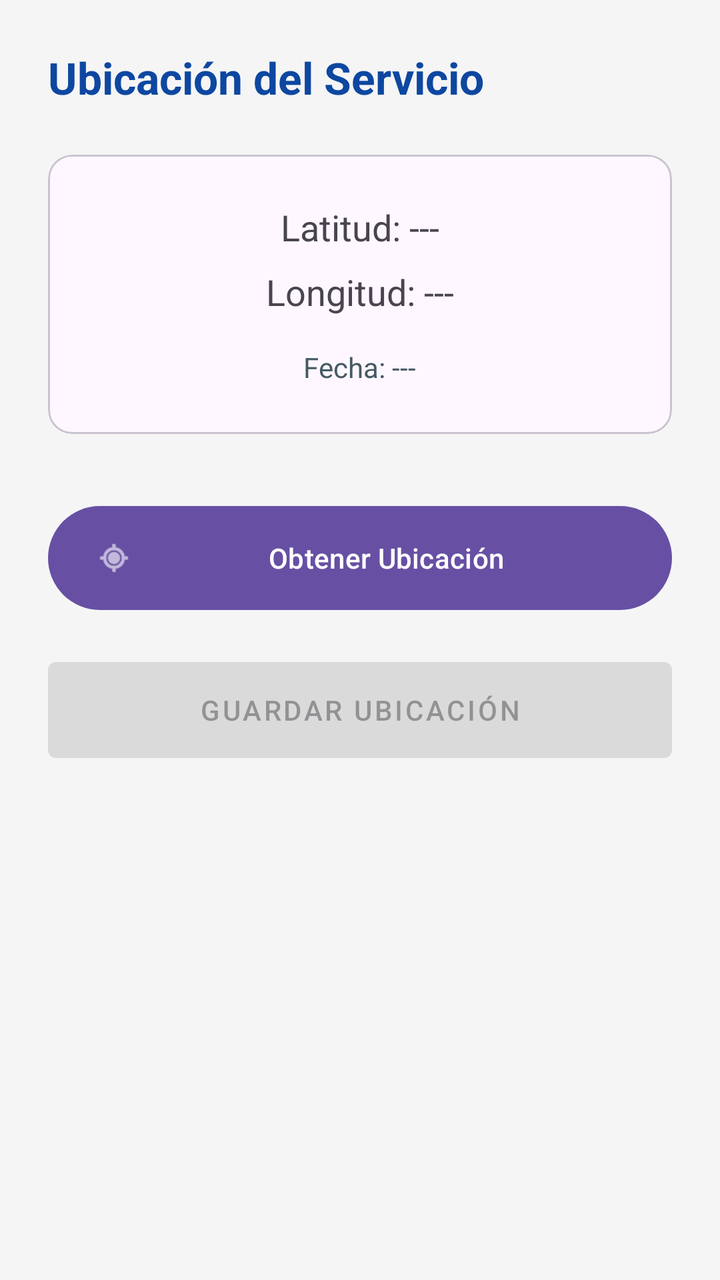
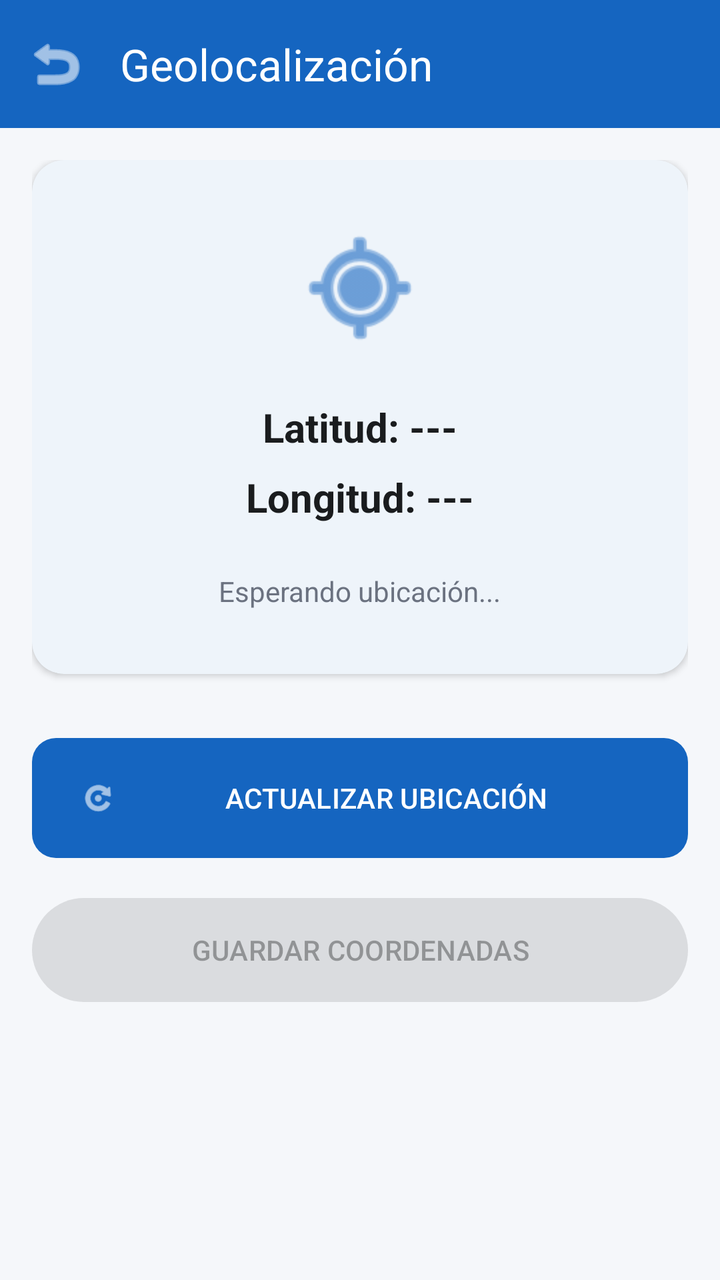

Two renders of the same Android screen: before a commit and after it. Below are the layout's source before the change and the commit's diff.
<!-- AndroidManifest.xml: application theme Theme.ClimaTrack -->
<!-- res/layout/activity_location.xml -->
<?xml version="1.0" encoding="utf-8"?>
<androidx.constraintlayout.widget.ConstraintLayout xmlns:android="http://schemas.android.com/apk/res/android"
    xmlns:app="http://schemas.android.com/apk/res-auto"
    android:layout_width="match_parent"
    android:layout_height="match_parent"
    android:background="@color/background"
    android:padding="24dp">

    <TextView
        android:id="@+id/tvTitle"
        android:layout_width="wrap_content"
        android:layout_height="wrap_content"
        android:text="Ubicación del Servicio"
        android:textColor="@color/primary"
        android:textSize="22sp"
        android:textStyle="bold"
        app:layout_constraintStart_toStartOf="parent"
        app:layout_constraintTop_toTopOf="parent" />

    <com.google.android.material.card.MaterialCardView
        android:id="@+id/cardLocation"
        android:layout_width="match_parent"
        android:layout_height="wrap_content"
        android:layout_marginTop="24dp"
        app:cardCornerRadius="12dp"
        app:layout_constraintTop_toBottomOf="@id/tvTitle">

        <LinearLayout
            android:layout_width="match_parent"
            android:layout_height="wrap_content"
            android:orientation="vertical"
            android:padding="24dp"
            android:gravity="center">

            <TextView
                android:id="@+id/tvLat"
                android:layout_width="wrap_content"
                android:layout_height="wrap_content"
                android:text="Latitud: ---"
                android:textSize="18sp" />

            <TextView
                android:id="@+id/tvLon"
                android:layout_width="wrap_content"
                android:layout_height="wrap_content"
                android:layout_marginTop="8dp"
                android:text="Longitud: ---"
                android:textSize="18sp" />

            <TextView
                android:id="@+id/tvTime"
                android:layout_width="wrap_content"
                android:layout_height="wrap_content"
                android:layout_marginTop="16dp"
                android:text="Fecha: ---"
                android:textColor="@color/secondary" />
        </LinearLayout>
    </com.google.android.material.card.MaterialCardView>

    <com.google.android.material.button.MaterialButton
        android:id="@+id/btnGetLocation"
        android:layout_width="match_parent"
        android:layout_height="60dp"
        android:layout_marginTop="32dp"
        android:text="Obtener Ubicación"
        app:icon="@android:drawable/ic_menu_mylocation"
        app:layout_constraintTop_toBottomOf="@id/cardLocation" />

    <com.google.android.material.button.MaterialButton
        android:id="@+id/btnSaveLocation"
        style="@style/Widget.MaterialComponents.Button.UnelevatedButton"
        android:layout_width="match_parent"
        android:layout_height="60dp"
        android:layout_marginTop="16dp"
        android:text="Guardar Ubicación"
        android:enabled="false"
        app:layout_constraintTop_toBottomOf="@id/btnGetLocation" />

</androidx.constraintlayout.widget.ConstraintLayout>
<!-- resources referenced by this layout -->
<resources>
  <color name="background">#F5F5F5</color>
  <color name="primary">#0D47A1</color>
  <color name="secondary">#455A64</color>
  <style name="Theme.ClimaTrack" parent="Base.Theme.ClimaTrack" />
  <style name="Base.Theme.ClimaTrack" parent="Theme.Material3.DayNight.NoActionBar">
          
          
      </style>
</resources>

<!-- the commit's change to res/layout/activity_location.xml (unified diff, before → after) -->
@@ -1,79 +1,99 @@
 <?xml version="1.0" encoding="utf-8"?>
-<androidx.constraintlayout.widget.ConstraintLayout xmlns:android="http://schemas.android.com/apk/res/android"
+<androidx.coordinatorlayout.widget.CoordinatorLayout xmlns:android="http://schemas.android.com/apk/res/android"
     xmlns:app="http://schemas.android.com/apk/res-auto"
     android:layout_width="match_parent"
     android:layout_height="match_parent"
-    android:background="@color/background"
-    android:padding="24dp">
+    android:background="@color/md_theme_light_background">
 
-    <TextView
-        android:id="@+id/tvTitle"
-        android:layout_width="wrap_content"
-        android:layout_height="wrap_content"
-        android:text="Ubicación del Servicio"
-        android:textColor="@color/primary"
-        android:textSize="22sp"
-        android:textStyle="bold"
-        app:layout_constraintStart_toStartOf="parent"
-        app:layout_constraintTop_toTopOf="parent" />
-
-    <com.google.android.material.card.MaterialCardView
-        android:id="@+id/cardLocation"
+    <com.google.android.material.appbar.AppBarLayout
         android:layout_width="match_parent"
         android:layout_height="wrap_content"
-        android:layout_marginTop="24dp"
-        app:cardCornerRadius="12dp"
-        app:layout_constraintTop_toBottomOf="@id/tvTitle">
+        android:background="@color/md_theme_light_primary">
 
-        <LinearLayout
+        <com.google.android.material.appbar.MaterialToolbar
+            android:id="@+id/toolbar"
+            android:layout_width="match_parent"
+            android:layout_height="?attr/actionBarSize"
+            app:title="Geolocalización"
+            app:titleTextColor="@color/white"
+            app:navigationIcon="@android:drawable/ic_menu_revert"
+            app:navigationIconTint="@color/white" />
+
+    </com.google.android.material.appbar.AppBarLayout>
+
+    <LinearLayout
+        android:layout_width="match_parent"
+        android:layout_height="match_parent"
+        android:orientation="vertical"
+        android:padding="16dp"
+        app:layout_behavior="@string/appbar_scrolling_view_behavior">
+
+        <com.google.android.material.card.MaterialCardView
             android:layout_width="match_parent"
             android:layout_height="wrap_content"
-            android:orientation="vertical"
-            android:padding="24dp"
-            android:gravity="center">
+            app:cardBackgroundColor="@color/white">
 
-            <TextView
-                android:id="@+id/tvLat"
-                android:layout_width="wrap_content"
+            <LinearLayout
+                android:layout_width="match_parent"
                 android:layout_height="wrap_content"
-                android:text="Latitud: ---"
-                android:textSize="18sp" />
+                android:gravity="center"
+                android:orientation="vertical"
+                android:padding="32dp">
 
-            <TextView
-                android:id="@+id/tvLon"
-                android:layout_width="wrap_content"
-                android:layout_height="wrap_content"
-                android:layout_marginTop="8dp"
-                android:text="Longitud: ---"
-                android:textSize="18sp" />
+                <ImageView
+                    android:layout_width="64dp"
+                    android:layout_height="64dp"
+                    android:src="@android:drawable/ic_menu_mylocation"
+                    app:tint="@color/md_theme_light_primary" />
 
-            <TextView
-                android:id="@+id/tvTime"
-                android:layout_width="wrap_content"
-                android:layout_height="wrap_content"
-                android:layout_marginTop="16dp"
-                android:text="Fecha: ---"
-                android:textColor="@color/secondary" />
-        </LinearLayout>
-    </com.google.android.material.card.MaterialCardView>
+                <TextView
+                    android:id="@+id/tvLat"
+                    android:layout_width="wrap_content"
+                    android:layout_height="wrap_content"
+                    android:layout_marginTop="24dp"
+                    android:text="Latitud: ---"
+                    android:textColor="@color/md_theme_light_onBackground"
+                    android:textSize="20sp"
+                    android:textStyle="bold" />
 
-    <com.google.android.material.button.MaterialButton
-        android:id="@+id/btnGetLocation"
-        android:layout_width="match_parent"
-        android:layout_height="60dp"
-        android:layout_marginTop="32dp"
-        android:text="Obtener Ubicación"
-        app:icon="@android:drawable/ic_menu_mylocation"
-        app:layout_constraintTop_toBottomOf="@id/cardLocation" />
+                <TextView
+                    android:id="@+id/tvLon"
+                    android:layout_width="wrap_content"
+                    android:layout_height="wrap_content"
+                    android:layout_marginTop="8dp"
+                    android:text="Longitud: ---"
+                    android:textColor="@color/md_theme_light_onBackground"
+                    android:textSize="20sp"
+                    android:textStyle="bold" />
 
-    <com.google.android.material.button.MaterialButton
-        android:id="@+id/btnSaveLocation"
-        style="@style/Widget.MaterialComponents.Button.UnelevatedButton"
-        android:layout_width="match_parent"
-        android:layout_height="60dp"
-        android:layout_marginTop="16dp"
-        android:text="Guardar Ubicación"
-        android:enabled="false"
-        app:layout_constraintTop_toBottomOf="@id/btnGetLocation" />
+                <TextView
+                    android:id="@+id/tvTime"
+                    android:layout_width="wrap_content"
+                    android:layout_height="wrap_content"
+                    android:layout_marginTop="24dp"
+                    android:text="Esperando ubicación..."
+                    android:textColor="@color/text_secondary" />
 
-</androidx.constraintlayout.widget.ConstraintLayout>
+            </LinearLayout>
+        </com.google.android.material.card.MaterialCardView>
+
+        <com.google.android.material.button.MaterialButton
+            android:id="@+id/btnGetLocation"
+            android:layout_width="match_parent"
+            android:layout_height="60dp"
+            android:layout_marginTop="32dp"
+            android:text="ACTUALIZAR UBICACIÓN"
+            app:icon="@android:drawable/ic_menu_rotate" />
+
+        <com.google.android.material.button.MaterialButton
+            android:id="@+id/btnSaveLocation"
+            style="@style/Widget.Material3.Button.TonalButton"
+            android:layout_width="match_parent"
+            android:layout_height="60dp"
+            android:layout_marginTop="16dp"
+            android:enabled="false"
+            android:text="GUARDAR COORDENADAS" />
+
+    </LinearLayout>
+
+</androidx.coordinatorlayout.widget.CoordinatorLayout>
<!-- resource entries referenced after the edit -->
@@ -1,12 +1,53 @@
 <!-- resources referenced by this layout -->
 <resources>
-  <color name="background">#F5F5F5</color>
-  <color name="primary">#0D47A1</color>
-  <color name="secondary">#455A64</color>
+  <color name="md_theme_light_background">#F5F7FA</color>
+  <color name="md_theme_light_onBackground">#1A1C1E</color>
+  <color name="md_theme_light_primary">#1565C0</color>
+  <color name="text_secondary">#6B7280</color>
+  <color name="white">#FFFFFFFF</color>
   <style name="Theme.ClimaTrack" parent="Base.Theme.ClimaTrack" />
   <style name="Base.Theme.ClimaTrack" parent="Theme.Material3.DayNight.NoActionBar">
           
+          <item name="colorPrimary">@color/md_theme_light_primary</item>
+          <item name="colorOnPrimary">@color/md_theme_light_onPrimary</item>
+          <item name="colorPrimaryContainer">@color/md_theme_light_primaryContainer</item>
+          <item name="colorOnPrimaryContainer">@color/md_theme_light_onPrimaryContainer</item>
+  
+          <item name="colorSecondary">@color/md_theme_light_secondary</item>
+          <item name="colorOnSecondary">@color/md_theme_light_onSecondary</item>
+  
+          <item name="android:windowBackground">@color/md_theme_light_background</item>
+          <item name="colorSurface">@color/md_theme_light_surface</item>
+          <item name="colorOnSurface">@color/md_theme_light_onSurface</item>
+  
           
+          <item name="materialCardViewStyle">@style/Widget.ClimaTrack.CardView</item>
+          <item name="materialButtonStyle">@style/Widget.ClimaTrack.Button</item>
+          <item name="textInputStyle">@style/Widget.ClimaTrack.TextInputLayout</item>
+      </style>
+  <color name="md_theme_light_onPrimary">#FFFFFF</color>
+  <color name="md_theme_light_primaryContainer">#E3F2FD</color>
+  <color name="md_theme_light_onPrimaryContainer">#001B3D</color>
+  <color name="md_theme_light_secondary">#455A64</color>
+  <color name="md_theme_light_onSecondary">#FFFFFF</color>
+  <color name="md_theme_light_surface">#FFFFFF</color>
+  <color name="md_theme_light_onSurface">#1A1C1E</color>
+  <style name="Widget.ClimaTrack.CardView" parent="Widget.Material3.CardView.Elevated">
+          <item name="cardCornerRadius">16dp</item>
+          <item name="cardElevation">2dp</item>
+          <item name="android:layout_margin">8dp</item>
+      </style>
+  <style name="Widget.ClimaTrack.Button" parent="Widget.Material3.Button">
+          <item name="cornerRadius">12dp</item>
+          <item name="android:insetTop">0dp</item>
+          <item name="android:insetBottom">0dp</item>
+      </style>
+  <style name="Widget.ClimaTrack.TextInputLayout" parent="Widget.Material3.TextInputLayout.OutlinedBox">
+          <item name="boxCornerRadiusTopStart">12dp</item>
+          <item name="boxCornerRadiusTopEnd">12dp</item>
+          <item name="boxCornerRadiusBottomStart">12dp</item>
+          <item name="boxCornerRadiusBottomEnd">12dp</item>
+          <item name="boxStrokeColor">@color/md_theme_light_primary</item>
       </style>
 </resources>
 
